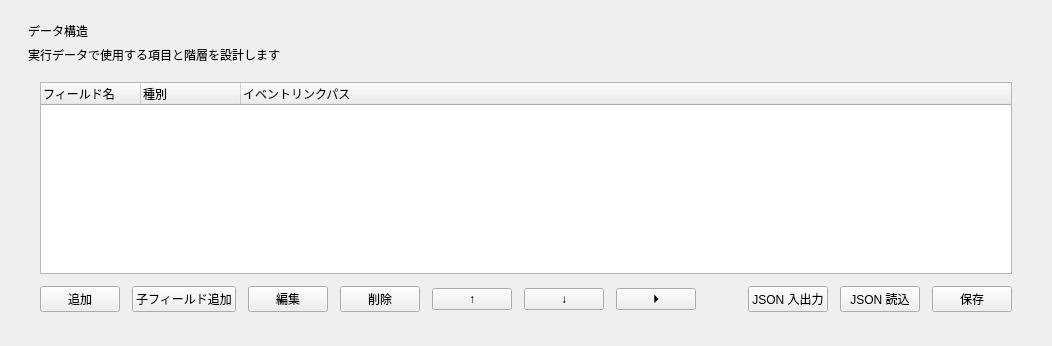
This is qt_ui/forms/schema.ui in okasi1997/WebFlowManager as Qt 5 draws it before an edit. The edited form follows.
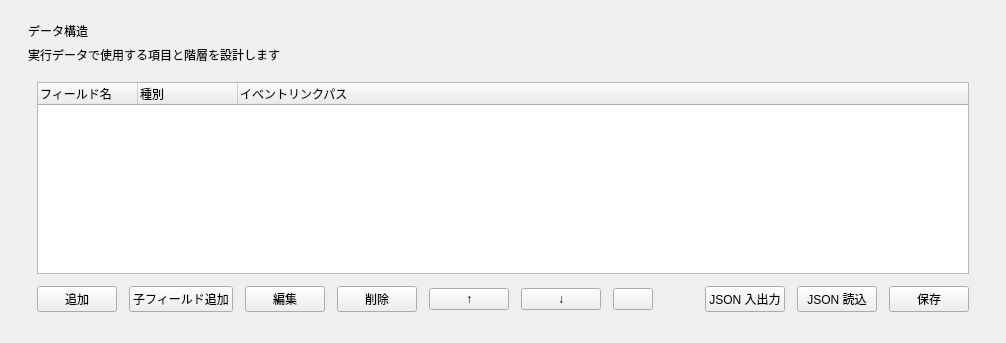
This is the edited form.

```diff
--- a/qt_ui/forms/schema.ui
+++ b/qt_ui/forms/schema.ui
@@ -42,16 +42,16 @@
           </property>
           <layout class="QVBoxLayout" name="schemaCardLayout">
             <property name="leftMargin">
-              <number>12</number>
+              <number>9</number>
             </property>
             <property name="topMargin">
               <number>12</number>
             </property>
             <property name="rightMargin">
-              <number>12</number>
+              <number>9</number>
             </property>
             <property name="bottomMargin">
-              <number>12</number>
+              <number>9</number>
             </property>
             <property name="spacing">
               <number>12</number>
@@ -127,9 +127,7 @@
                 </item>
                 <item>
                   <widget class="QPushButton" name="toggleAllButton">
-                    <property name="text">
-                      <string>⏵</string>
-                    </property>
+                    <property name="text"><string/></property>
                     <property name="toolTip">
                       <string>すべて折りたたむ</string>
                     </property>
```
Left out of the diff: 1 changed line with no effect on the pictures.
